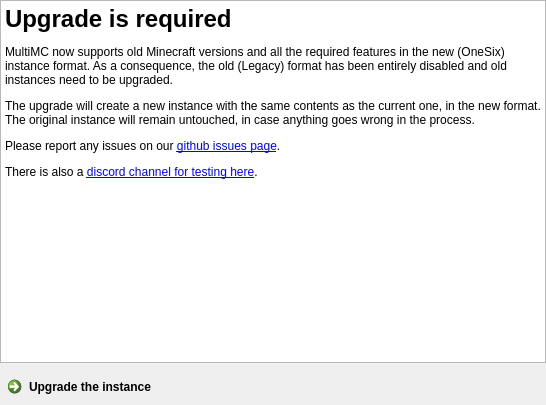
This is launcher/ui/pages/instance/LegacyUpgradePage.ui in FreesmTeam/FreesmLauncher as Qt 5 draws it before an edit. The edited form follows.
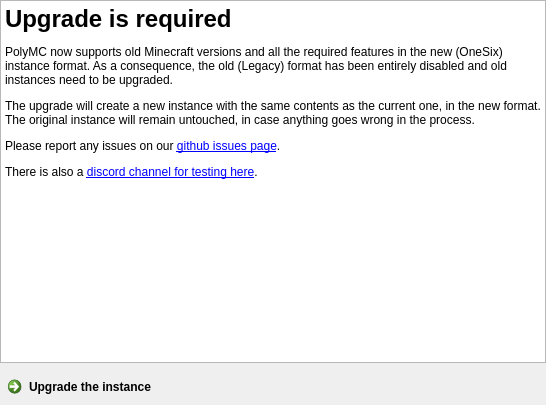
This is the edited form.

```diff
--- a/launcher/ui/pages/instance/LegacyUpgradePage.ui
+++ b/launcher/ui/pages/instance/LegacyUpgradePage.ui
@@ -26,7 +26,7 @@
    <item>
     <widget class="QTextBrowser" name="textBrowser">
      <property name="html">
-      <string>&lt;html&gt;&lt;body&gt;&lt;h1&gt;Upgrade is required&lt;/h1&gt;&lt;p&gt;MultiMC now supports old Minecraft versions and all the required features in the new (OneSix) instance format. As a consequence, the old (Legacy) format has been entirely disabled and old instances need to be upgraded.&lt;/p&gt;&lt;p&gt;The upgrade will create a new instance with the same contents as the current one, in the new format. The original instance will remain untouched, in case anything goes wrong in the process.&lt;/p&gt;&lt;p&gt;Please report any issues on our &lt;a href=&quot;https://github.com/MultiMC/Launcher/issues&quot;&gt;github issues page&lt;/a&gt;.&lt;/p&gt;&lt;p&gt;There is also a &lt;a href=&quot;https://discord.gg/GtPmv93&quot;&gt;discord channel for testing here&lt;/a&gt;.&lt;/p&gt;&lt;/body&gt;&lt;/html&gt;</string>
+         <string>&lt;html&gt;&lt;body&gt;&lt;h1&gt;Upgrade is required&lt;/h1&gt;&lt;p&gt;PolyMC now supports old Minecraft versions and all the required features in the new (OneSix) instance format. As a consequence, the old (Legacy) format has been entirely disabled and old instances need to be upgraded.&lt;/p&gt;&lt;p&gt;The upgrade will create a new instance with the same contents as the current one, in the new format. The original instance will remain untouched, in case anything goes wrong in the process.&lt;/p&gt;&lt;p&gt;Please report any issues on our &lt;a href=&quot;https://github.com/PolyMC/PolyMC/issues&quot;&gt;github issues page&lt;/a&gt;.&lt;/p&gt;&lt;p&gt;There is also a &lt;a href=&quot;https://discord.gg/GtPmv93&quot;&gt;discord channel for testing here&lt;/a&gt;.&lt;/p&gt;&lt;/body&gt;&lt;/html&gt;</string>
      </property>
      <property name="openExternalLinks">
       <bool>true</bool>
```
